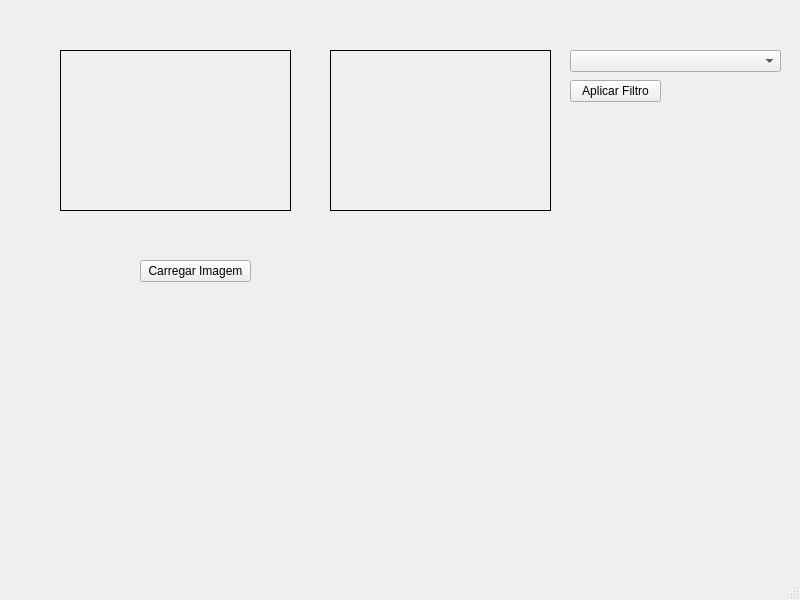
Above: mainwindow.ui from Salieriry/pdi-qt before the change. Below: the same form after it.
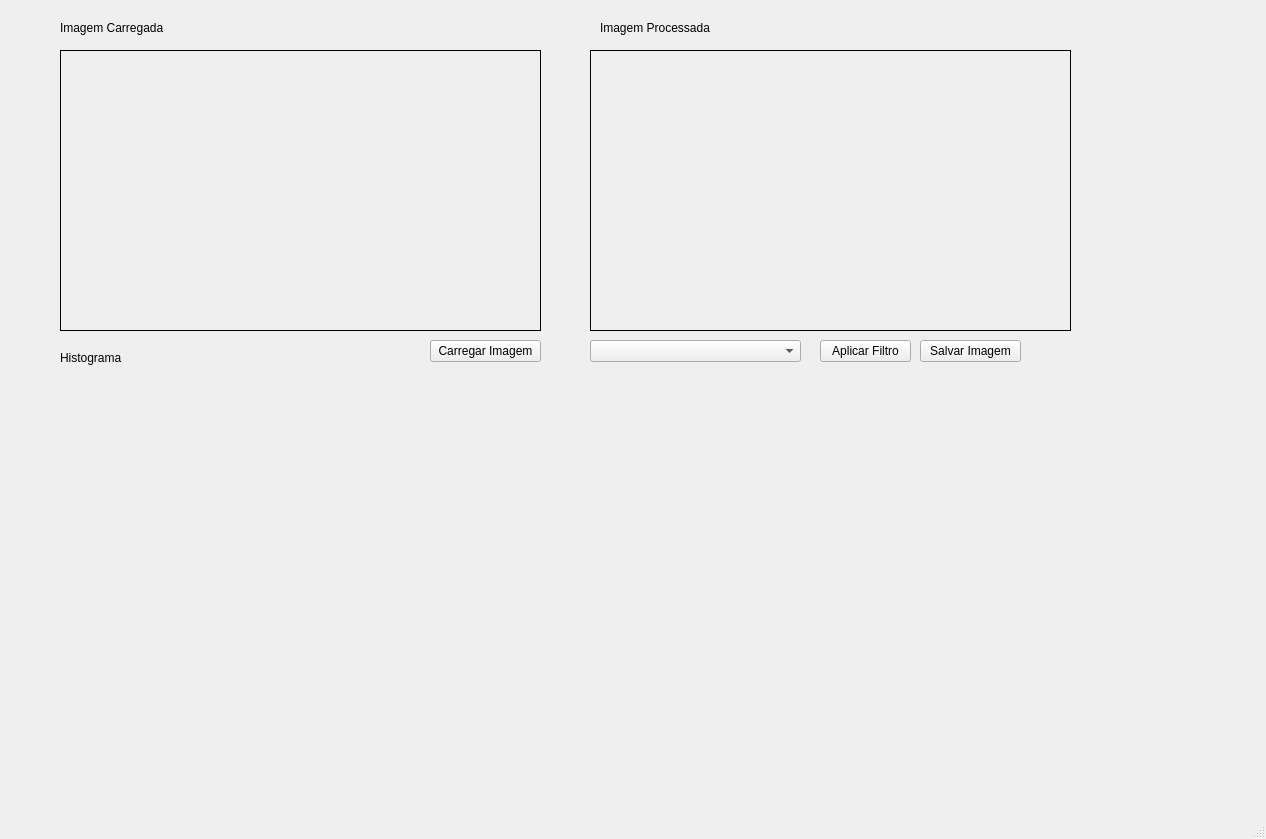
That is the form after the change.

Commit message: Adicionado Charts para o histograma, alterada a interface para comportar aos novos algoritmos.

The edit to the form file:
```diff
--- a/mainwindow.ui
+++ b/mainwindow.ui
@@ -6,8 +6,8 @@
    <rect>
     <x>0</x>
     <y>0</y>
-    <width>800</width>
-    <height>600</height>
+    <width>1266</width>
+    <height>839</height>
    </rect>
   </property>
   <property name="windowTitle">
@@ -19,8 +19,8 @@
      <rect>
       <x>60</x>
       <y>50</y>
-      <width>231</width>
-      <height>161</height>
+      <width>481</width>
+      <height>281</height>
      </rect>
     </property>
     <property name="frameShape">
@@ -36,10 +36,10 @@
    <widget class="QLabel" name="labelProcessada">
     <property name="geometry">
      <rect>
-      <x>330</x>
+      <x>590</x>
       <y>50</y>
-      <width>221</width>
-      <height>161</height>
+      <width>481</width>
+      <height>281</height>
      </rect>
     </property>
     <property name="frameShape">
@@ -55,8 +55,8 @@
    <widget class="QPushButton" name="btnCarregar">
     <property name="geometry">
      <rect>
-      <x>140</x>
-      <y>260</y>
+      <x>430</x>
+      <y>340</y>
       <width>111</width>
       <height>22</height>
      </rect>
@@ -68,8 +68,8 @@
    <widget class="QComboBox" name="comboEfeitos">
     <property name="geometry">
      <rect>
-      <x>570</x>
-      <y>50</y>
+      <x>590</x>
+      <y>340</y>
       <width>211</width>
       <height>22</height>
      </rect>
@@ -81,8 +81,8 @@
    <widget class="QPushButton" name="btnAplicar">
     <property name="geometry">
      <rect>
-      <x>570</x>
-      <y>80</y>
+      <x>820</x>
+      <y>340</y>
       <width>91</width>
       <height>22</height>
      </rect>
@@ -91,6 +91,78 @@
      <string>Aplicar Filtro</string>
     </property>
    </widget>
+   <widget class="QLabel" name="label">
+    <property name="geometry">
+     <rect>
+      <x>60</x>
+      <y>20</y>
+      <width>121</width>
+      <height>16</height>
+     </rect>
+    </property>
+    <property name="text">
+     <string>Imagem Carregada</string>
+    </property>
+   </widget>
+   <widget class="QLabel" name="label_2">
+    <property name="geometry">
+     <rect>
+      <x>600</x>
+      <y>20</y>
+      <width>131</width>
+      <height>16</height>
+     </rect>
+    </property>
+    <property name="text">
+     <string>Imagem Processada</string>
+    </property>
+   </widget>
+   <widget class="QLabel" name="label_3">
+    <property name="geometry">
+     <rect>
+      <x>60</x>
+      <y>350</y>
+      <width>71</width>
+      <height>16</height>
+     </rect>
+    </property>
+    <property name="text">
+     <string>Histograma</string>
+    </property>
+   </widget>
+   <widget class="QWidget" name="containerHistograma" native="true">
+    <property name="geometry">
+     <rect>
+      <x>60</x>
+      <y>380</y>
+      <width>1161</width>
+      <height>311</height>
+     </rect>
+    </property>
+   </widget>
+   <widget class="QPushButton" name="btnSalvar">
+    <property name="geometry">
+     <rect>
+      <x>920</x>
+      <y>340</y>
+      <width>101</width>
+      <height>22</height>
+     </rect>
+    </property>
+    <property name="text">
+     <string>Salvar Imagem</string>
+    </property>
+   </widget>
+   <zorder>containerHistograma</zorder>
+   <zorder>labelOriginal</zorder>
+   <zorder>labelProcessada</zorder>
+   <zorder>btnCarregar</zorder>
+   <zorder>comboEfeitos</zorder>
+   <zorder>btnAplicar</zorder>
+   <zorder>label</zorder>
+   <zorder>label_2</zorder>
+   <zorder>label_3</zorder>
+   <zorder>btnSalvar</zorder>
   </widget>
   <widget class="QMenuBar" name="menubar">
    <property name="geometry">
```
Left out of the diff: 2 changed lines with no effect on the pictures. The commit also changes 8 other files.
